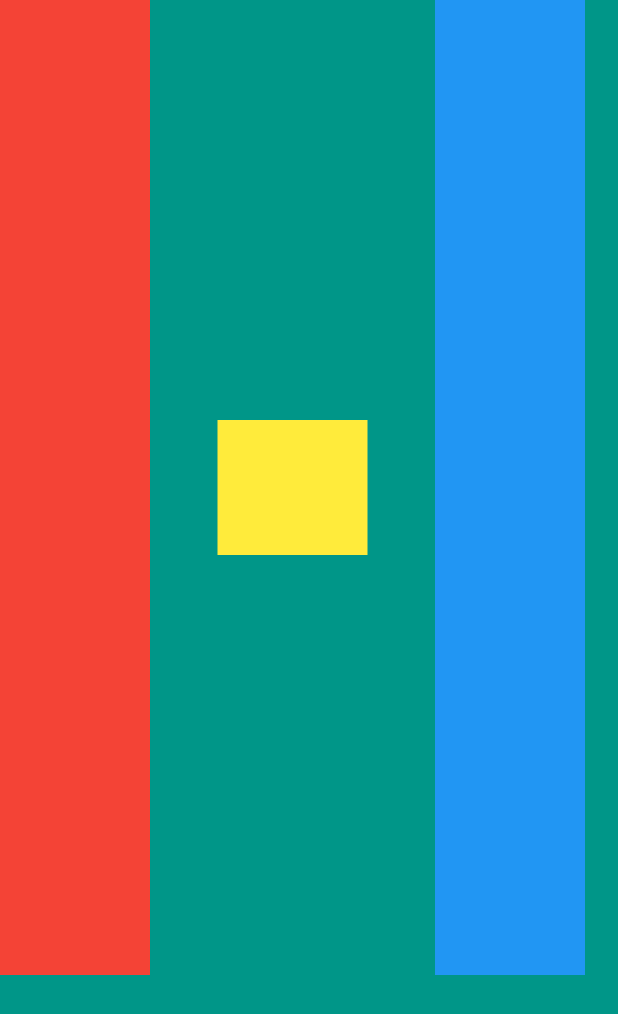
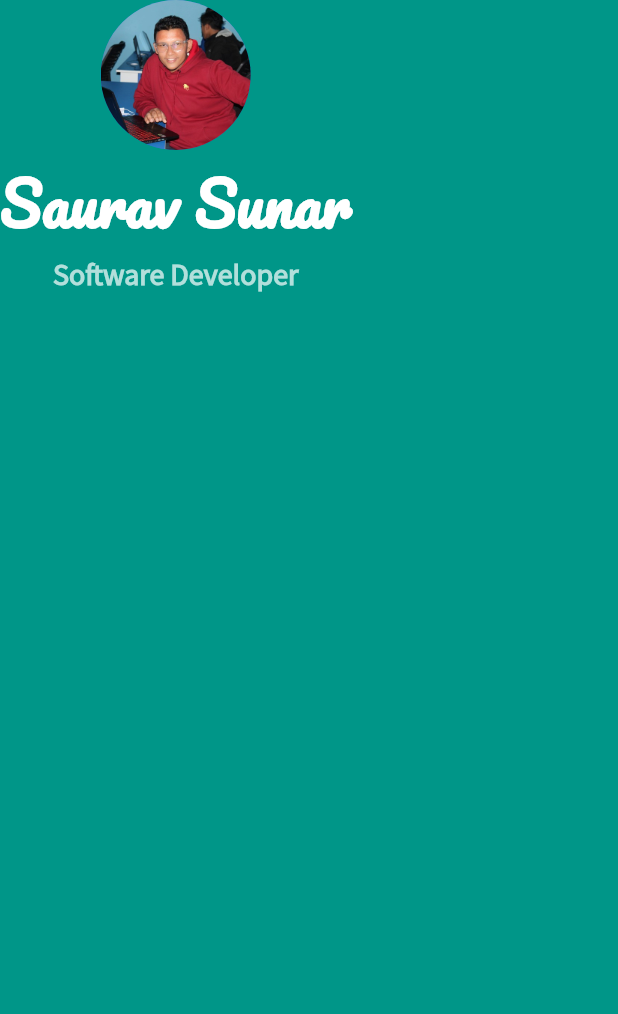
Before and after one commit to SauRaj401/flutter103, a Flutter app: the screen it shows after launch, on a phone screen of 412 x 824 dp. Shown: the top 1014 px of the screen. Run offline on Flutter 3.47's test engine with Material 2 defaults, Android fonts, the phone set to English and light mode, and no system bars.

Commit message:
working with fonts and images

```diff
--- a/lib/main.dart
+++ b/lib/main.dart
@@ -14,39 +14,31 @@ class myApp extends StatelessWidget {
       home: Scaffold(
         backgroundColor: Colors.teal,
         body: SafeArea(
-          child: Row(
-            //mainAxisSize: MainAxisSize.max,
-            //mainAxisAlignment: MainAxisAlignment.spaceEvenly,
-            //crossAxisAlignment: CrossAxisAlignment.stretch,
-            children: [
-              Container(
-                color: Colors.red,
-                height: 650,
-                width: 100,
+            child: Column(
+          children: [
+            CircleAvatar(
+              radius: 50.0,
+              backgroundImage: AssetImage('images/saurav.jpg'),
+            ),
+            Text(
+              'Saurav Sunar',
+              style: TextStyle(
+                fontFamily: 'Pacifico',
+                fontSize: 40.0,
+                color: Colors.white,
+                fontWeight: FontWeight.bold,
               ),
-              Container(
-                color: Colors.teal,
-                height: 90,
-                width: 190,
-                child: Row(
-                  children: [
-                    Container(
-                      margin: EdgeInsets.fromLTRB(45, 0, 0, 0),
-                      width: 100,
-                      height: 100,
-                      color: Colors.yellow,
-                    )
-                  ],
-                ),
-              ),
-              Container(
-                color: Colors.blue,
-                height: 650,
-                width: 100,
-              ),
-            ],
-          ),
-        ),
+            ),
+            Text(
+              'Software Developer',
+              style: TextStyle(
+                  color: Colors.teal[100],
+                  fontFamily: 'Source Sans Pro',
+                  fontSize: 20.0,
+                  fontWeight: FontWeight.bold),
+            )
+          ],
+        )),
       ),
     );
   }
```
Also changed, not shown: pubspec.yaml (+12 -7 lines), fonts/Pacifico-Regular.ttf (added), fonts/SourceSansPro-Regular.ttf (added), images/saurav.jpg (added).
